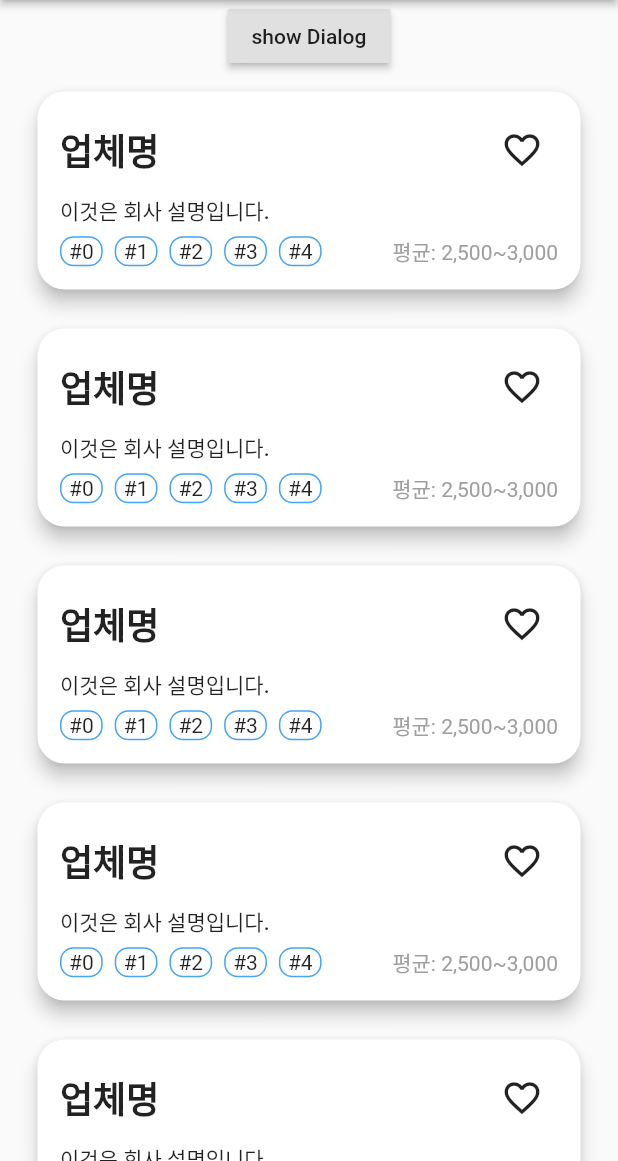
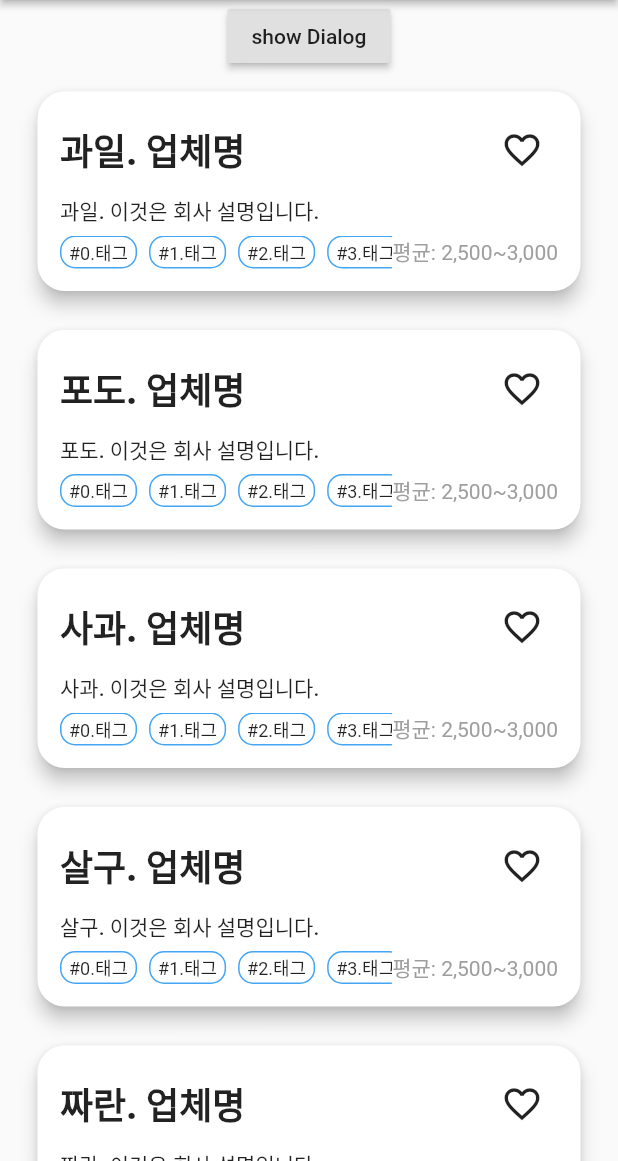
Before and after one commit to ansuvin/StudyingFlutter, a Flutter app: the screen it shows after launch, in the side drawer, after a tap on the "favorite outline" icon, on a phone screen of 412 x 824 dp, the part 75-1236 px from its top. Run offline on Flutter 3.47's test engine with Material 2 defaults, Android fonts, the phone set to English and light mode, and no system bars; our stand-ins replace fluttertoast, geolocator, google_maps_flutter.

Commit message:
[UPDATE] list

```diff
--- a/Pra09/flutter_app/lib/main.dart
+++ b/Pra09/flutter_app/lib/main.dart
@@ -22,6 +22,8 @@ class MyHomePage extends StatefulWidget {
   @override
   _MyHomePageState createState() => _MyHomePageState();
 }
+
+final List<String> list = <String>["과일","포도","사과","살구","짜란"];
 
 class _MyHomePageState extends State<MyHomePage> {
   TextEditingController _textController1 = TextEditingController();
@@ -50,9 +52,9 @@ class _MyHomePageState extends State<MyHomePage> {
               ),
               Expanded(
                 child: ListView.builder(
-                    itemCount: 5,
+                    itemCount: list.length,
                     itemBuilder: (context, index) {
-                      return buildItemCompany(context, index.toString());
+                      return buildItemCompany(context,index);
                     }),
               )
             ],
@@ -61,21 +63,21 @@ class _MyHomePageState extends State<MyHomePage> {
   }
 }
 
-Widget buildItemCompany(BuildContext context, String title){
+Widget buildItemCompany(BuildContext context, int index){
   return Card(
     shape: RoundedRectangleBorder(
         borderRadius: BorderRadius.circular(18)
     ),
     elevation: 5,
     margin: EdgeInsets.fromLTRB(25, 13, 25, 13),
-    child: InkWell(
+    child: GestureDetector(
       onTap: () {
         showDialog(
             context: context,
             barrierDismissible: false,
             builder: (BuildContext context) => CustomDialog(
-              msg: "${title}. 업체명",
-              description: "${title}. 소개",
+              msg: "${list[index]}. 업체명",
+              description: "${list[index]}. 소개",
               buttonText: "이것은 버튼",
             ));
       },
@@ -88,7 +90,7 @@ Widget buildItemCompany(BuildContext context, String title){
               children: [
                 Expanded(
                   child: Text(
-                    "업체명",
+                    "${list[index]}. 업체명",
                     style: TextStyle(
                         fontSize: 24,
                         fontWeight: FontWeight.w900),
@@ -106,7 +108,7 @@ Widget buildItemCompany(BuildContext context, String title){
             Padding(
               padding: const EdgeInsets.only(top: 6, bottom: 6),
               child: Text(
-                "이것은 회사 설명입니다.",
+                "${list[index]}. 이것은 회사 설명입니다.",
                 style: TextStyle(
                     fontSize: 14, fontWeight: FontWeight.w500),
               ),
@@ -115,7 +117,7 @@ Widget buildItemCompany(BuildContext context, String title){
               children: [
                 Expanded(
                   child: SizedBox(
-                      height: 20,
+                      height: 22,
                       child: ListView.builder(
                           scrollDirection: Axis.horizontal,
                           shrinkWrap: true,
@@ -148,10 +150,14 @@ Widget buildItemTag(String tag) {
     decoration: BoxDecoration(
         borderRadius:
         BorderRadius.circular(
-            9),
+            10),
         border: Border.all(
           color: Colors.blue[400],
         )),
-    child: Text("#${tag}"),
+    child: Text("#${tag}.태그",
+    style: TextStyle(
+      fontSize: 12,
+      fontWeight: FontWeight.w400
+    ),),
   );
 }
```
